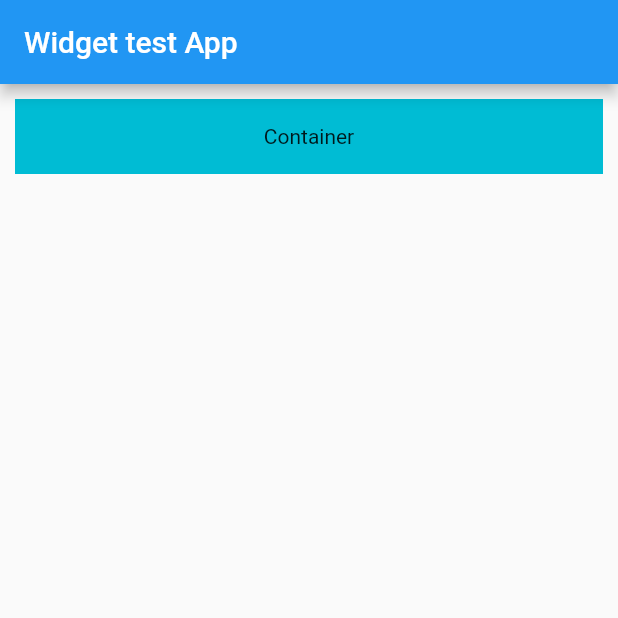
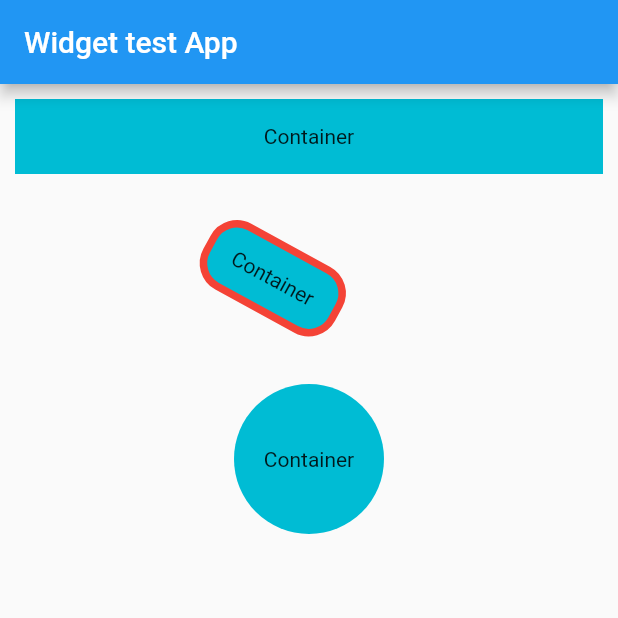
Before and after one commit to trm11tkr/Widget_practice, a Flutter app: the screen it shows after launch, on a phone screen of 412 x 824 dp, the top half of it. Run offline on Flutter 3.47's test engine with Material 2 defaults, Android fonts, the phone set to English and light mode, and no system bars.

Commit message:
Containerの使い方を2パターン追加

```diff
--- a/lib/container_practice.dart
+++ b/lib/container_practice.dart
@@ -2,6 +2,8 @@ import 'package:flutter/material.dart';
 
 /// Container Widget Practice
 
+
+/// シンプルなContainer Widget
 class ContainerPractice01 extends StatelessWidget {
   const ContainerPractice01({Key? key}) : super(key: key);
 
@@ -15,7 +17,58 @@ class ContainerPractice01 extends StatelessWidget {
       width: double.infinity,
       height: 50.0,
       child: const Text('Container'),
-      // transform: Matrix4.rotationZ(0.5),
     );
   }
 }
+
+/// 枠線、角度あり
+class ContainerPractice02 extends StatelessWidget {
+  const ContainerPractice02({Key? key}) : super(key: key);
+
+  @override
+  Widget build(BuildContext context) {
+    return Center(
+      child: Container(
+        alignment: Alignment.center,
+        margin: const EdgeInsets.all(10.0),
+        padding: const EdgeInsets.all(10.0),
+        width: 100.0,
+        height: 50.0,
+        child: const Text('Container'),
+        transform: Matrix4.rotationZ(0.5), // 角度 　rotationXやrotationYもある
+        decoration: BoxDecoration( // Containerの見た目を変える
+          color: Colors.cyan[500], // ContainerのColorプロパティと重複できない
+          border: Border.all( // 枠線
+            color: Colors.red,
+            width: 5, // 枠線の太さ
+          ),
+          borderRadius: BorderRadius.circular(20) // 枠線の角丸
+        ),
+      ),
+    );
+  }
+}
+
+/// 完全な丸
+class ContainerPractice03 extends StatelessWidget {
+  const ContainerPractice03({Key? key}) : super(key: key);
+
+  @override
+  Widget build(BuildContext context) {
+    return Center(
+      child: Container(
+        alignment: Alignment.center,
+        margin: const EdgeInsets.all(10.0),
+        padding: const EdgeInsets.all(10.0),
+        width: 100.0,
+        height: 100.0,
+        child: const Text('Container'),
+        decoration: BoxDecoration( // Containerの見た目を変える
+          color: Colors.cyan[500],
+          shape: BoxShape.circle,
+
+        ),
+      ),
+    );
+  }
+}
--- a/lib/main.dart
+++ b/lib/main.dart
@@ -19,7 +19,14 @@ class MyApp extends StatelessWidget {
       home: MaterialApp(
         home: Scaffold(
             appBar: AppBar(title: const Text('Widget test App'),),
-            body: const ContainerPractice01()
+            body: Column(
+              children: const [
+                ContainerPractice01(), // シンプル
+                ContainerPractice02(), // 枠線、角度あり、角丸
+                SizedBox(height: 50,), // 垂直方向の余白
+                ContainerPractice03(), // 完全な丸
+              ],
+            ),
         ),
       ),
     );
```
